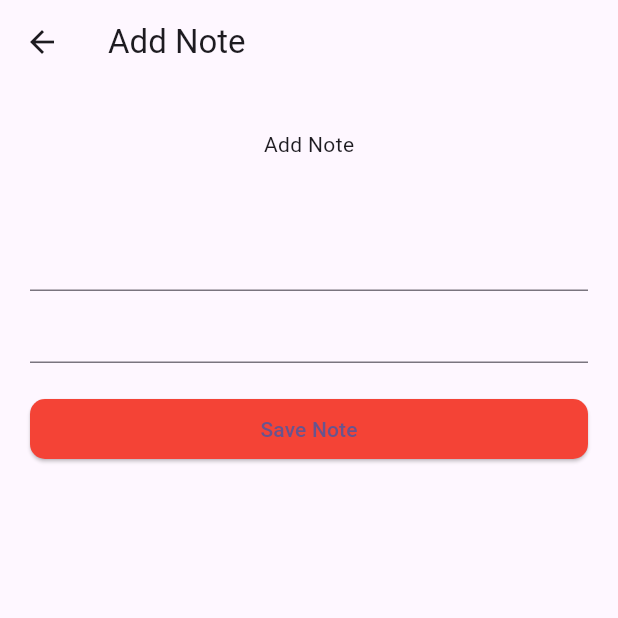
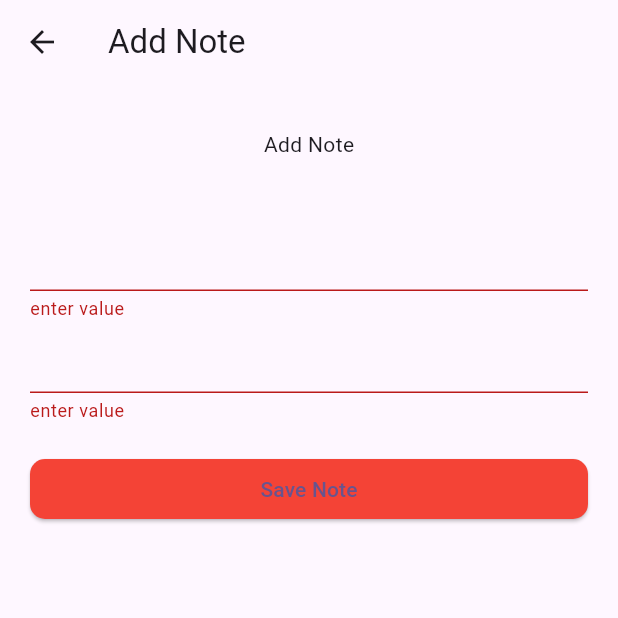
Before and after one commit to chrisokoriedev/FlutterClassRepoII, a Flutter app: the AddNote screen opened directly, after a tap on "Save Note", on a phone screen of 412 x 824 dp, the top half of it. Run offline on Flutter 3.47's test engine with Material 3 defaults, Android fonts, the light colour scheme and no system bars; our stand-ins replace fluttertoast, gap, hive, hive_flutter, math_expressions; accounts and stored records are empty.

Commit message:
note pad  create solution done

```diff
--- a/flutter_class/basic_widget/lib/main.dart
+++ b/flutter_class/basic_widget/lib/main.dart
@@ -1,7 +1,18 @@
 import 'package:basic_widget/main_screen.dart';
 import 'package:flutter/material.dart';
+import 'package:hive_flutter/hive_flutter.dart';
+
+import 'model/notedpad.dart';
+class Contants{
+  static const String hiveBoxName='notes';
+}
 //generator
-void main() => runApp(const MyApp());
+void main() async {
+  await Hive.initFlutter();
+  Hive.registerAdapter(NotePadAdapter());
+  await Hive.openBox<NotePad>(Contants.hiveBoxName);
+  runApp(const MyApp());
+}
 
 //root widget
 class MyApp extends StatelessWidget {
--- /dev/null
+++ b/flutter_class/basic_widget/lib/model/notedpad.dart
@@ -0,0 +1,15 @@
+import 'package:hive/hive.dart';
+
+part 'notedpad.g.dart';
+
+@HiveType(typeId: 1)
+class NotePad extends HiveObject {
+  @HiveField(0)
+  String title;
+  @HiveField(1)
+  String description;
+  @HiveField(2)
+  DateTime dateTime;
+  NotePad(
+      {required this.title, required this.description, required this.dateTime});
+}
--- a/flutter_class/basic_widget/lib/screen/notepad/add_note.dart
+++ b/flutter_class/basic_widget/lib/screen/notepad/add_note.dart
@@ -1,8 +1,41 @@
+import 'package:basic_widget/main.dart';
+import 'package:basic_widget/model/notedpad.dart';
 import 'package:flutter/material.dart';
 import 'package:gap/gap.dart';
+import 'package:hive_flutter/hive_flutter.dart';
 
-class AddNote extends StatelessWidget {
+class AddNote extends StatefulWidget {
   const AddNote({super.key});
+
+  @override
+  State<AddNote> createState() => _AddNoteState();
+}
+
+class _AddNoteState extends State<AddNote> {
+  final formKey = GlobalKey<FormState>();
+  final TextEditingController titleController = TextEditingController();
+  final TextEditingController descriptionController = TextEditingController();
+
+  submitNote() {
+    debugPrint('Note Started');
+    if (formKey.currentState!.validate()) {
+      formKey.currentState!.save();
+      debugPrint('Title: ${titleController.text}');
+      debugPrint('Description: ${descriptionController.text}');
+      try {
+        Box<NotePad> notePadBox = Hive.box<NotePad>(Contants.hiveBoxName);
+        notePadBox
+            .add(NotePad(
+                title: titleController.text,
+                description: descriptionController.text,
+                dateTime: DateTime.now()))
+            .then((value) => Navigator.pop(context));
+        debugPrint('added successfully');
+      } catch (e) {
+        debugPrint('Error: ${e.toString()}');
+      }
+    }
+  }
 
   @override
   Widget build(BuildContext context) {
@@ -10,7 +43,9 @@ class AddNote extends StatelessWidget {
       appBar: AppBar(
         title: const Text('Add Note'),
       ),
-      body: SingleChildScrollView(
+      body: Form(
+        key: formKey,
+        child: SingleChildScrollView(
           padding: const EdgeInsets.symmetric(horizontal: 20, vertical: 30),
           child: Column(
             mainAxisAlignment: MainAxisAlignment.center,
@@ -18,15 +53,31 @@ class AddNote extends StatelessWidget {
             children: [
               const Text('Add Note'),
               const Gap(40),
-            TextFormField(),
-            TextFormField(),
+              TextFormField(
+                controller: titleController,
+                validator: (value) {
+                  if (value!.isEmpty) {
+                    return 'enter value';
+                  }
+                  return null;
+                },
+              ),
+              TextFormField(
+                controller: descriptionController,
+                validator: (value) {
+                  if (value!.isEmpty) {
+                    return 'enter value';
+                  }
+                  return null;
+                },
+              ),
               const Gap(20),
               ElevatedButton(
-              onPressed: () {},
+                onPressed: submitNote,
                 style: ButtonStyle(
                     backgroundColor: MaterialStateProperty.all(Colors.red),
-                  fixedSize:
-                      const MaterialStatePropertyAll(Size(double.maxFinite, 30)),
+                    fixedSize: const MaterialStatePropertyAll(
+                        Size(double.maxFinite, 30)),
                     shape: MaterialStateProperty.all(RoundedRectangleBorder(
                         borderRadius: BorderRadius.circular(10)))),
                 child: const Text('Save Note'),
@@ -34,6 +85,7 @@ class AddNote extends StatelessWidget {
             ],
           ),
         ),
+      ),
     );
   }
 }
--- a/flutter_class/basic_widget/lib/screen/notepad/notepad_class.dart
+++ b/flutter_class/basic_widget/lib/screen/notepad/notepad_class.dart
@@ -9,8 +9,11 @@ class NotedPadApp extends StatelessWidget {
     return Scaffold(
       appBar: AppBar(
         centerTitle: true,
-        title: Text('Notepad'),
-        backgroundColor: Colors.red,
+        title: const Text(
+          'Notepad',
+          style: TextStyle(color: Colors.white, fontWeight: FontWeight.w600),
+        ),
+        backgroundColor: Colors.purple,
       ),
       body: Padding(
         padding: const EdgeInsets.symmetric(horizontal: 20, vertical: 30),
@@ -34,6 +37,7 @@ class NotedPadApp extends StatelessWidget {
           ],
         ),
       ),
+      floatingActionButtonLocation: FloatingActionButtonLocation.centerFloat,
       floatingActionButton: FloatingActionButton(
         onPressed: () => Navigator.push(
             context, MaterialPageRoute(builder: (_) => const AddNote())),
--- a/flutter_class/calculator_new/pubspec.yaml
+++ b/flutter_class/calculator_new/pubspec.yaml
@@ -37,7 +37,11 @@ dependencies:
   cupertino_icons: ^1.0.2
   math_expressions:
 
+
+
 dev_dependencies:
+  hive_generator:
+  build_runner:
   flutter_test:
     sdk: flutter
 
```
Also changed, not shown: flutter_class/basic_widget/pubspec.yaml (+7 -0 lines), flutter_class/basic_widget/lib/model/notedpad.g.dart (added), flutter_class/basic_widget/pubspec.lock, 1 other file. Lines whose indentation alone changed are shown as unchanged.
